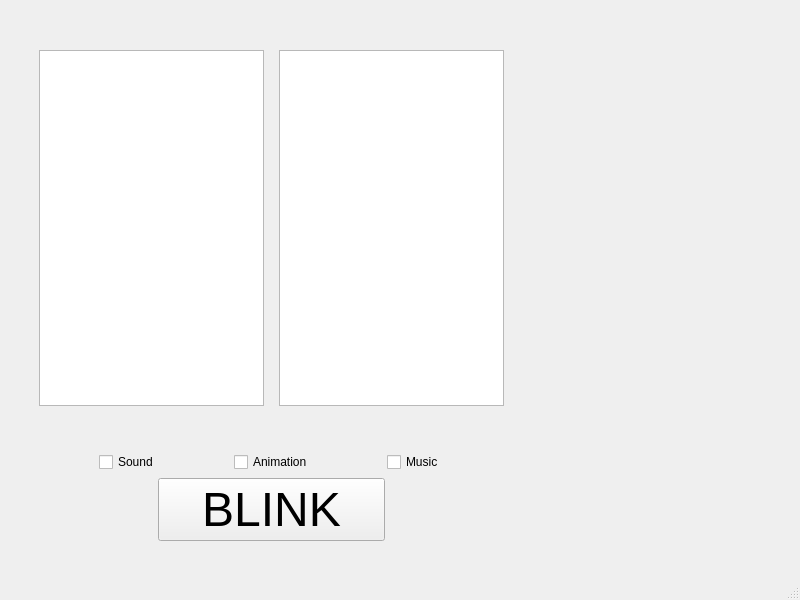
Above: mainwindow.ui from persiKey/Blink before the change. Below: the same form after it.
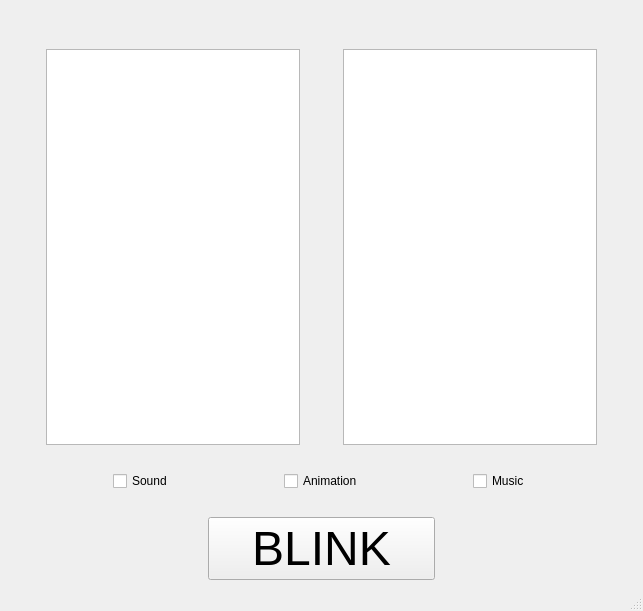
That is the form after the change.

Commit message: fixed main window layout

What changed in the file:
```diff
--- a/mainwindow.ui
+++ b/mainwindow.ui
@@ -6,23 +6,16 @@
    <rect>
     <x>0</x>
     <y>0</y>
-    <width>800</width>
-    <height>600</height>
+    <width>643</width>
+    <height>611</height>
    </rect>
   </property>
   <property name="windowTitle">
    <string>MainWindow</string>
   </property>
   <widget class="QWidget" name="centralwidget">
-   <widget class="QWidget" name="verticalLayoutWidget">
-    <property name="geometry">
-     <rect>
-      <x>30</x>
-      <y>10</y>
-      <width>483</width>
-      <height>531</height>
-     </rect>
-    </property>
+   <layout class="QVBoxLayout" name="verticalLayout_4">
+    <item>
     <layout class="QVBoxLayout" name="verticalLayout_3">
      <item>
       <spacer name="verticalSpacer_2">
@@ -90,7 +83,7 @@
       </layout>
      </item>
      <item>
-      <spacer name="verticalSpacer">
+       <spacer name="verticalSpacer_3">
        <property name="orientation">
         <enum>Qt::Vertical</enum>
        </property>
@@ -100,7 +93,7 @@
        <property name="sizeHint" stdset="0">
         <size>
          <width>20</width>
-         <height>40</height>
+          <height>20</height>
         </size>
        </property>
       </spacer>
@@ -182,6 +175,22 @@
        </item>
       </layout>
      </item>
+      <item>
+       <spacer name="verticalSpacer">
+        <property name="orientation">
+         <enum>Qt::Vertical</enum>
+        </property>
+        <property name="sizeType">
+         <enum>QSizePolicy::Minimum</enum>
+        </property>
+        <property name="sizeHint" stdset="0">
+         <size>
+          <width>20</width>
+          <height>20</height>
+         </size>
+        </property>
+       </spacer>
+      </item>
      <item>
       <layout class="QHBoxLayout" name="horizontalLayout_4">
        <item>
@@ -237,7 +246,8 @@
       </layout>
      </item>
     </layout>
-   </widget>
+    </item>
+   </layout>
   </widget>
   <widget class="QMenuBar" name="menubar">
    <property name="geometry">
```
Left out of the diff: 2 changed lines with no effect on the pictures. Lines whose indentation alone changed are shown as unchanged. The commit also changes 1 other file.
